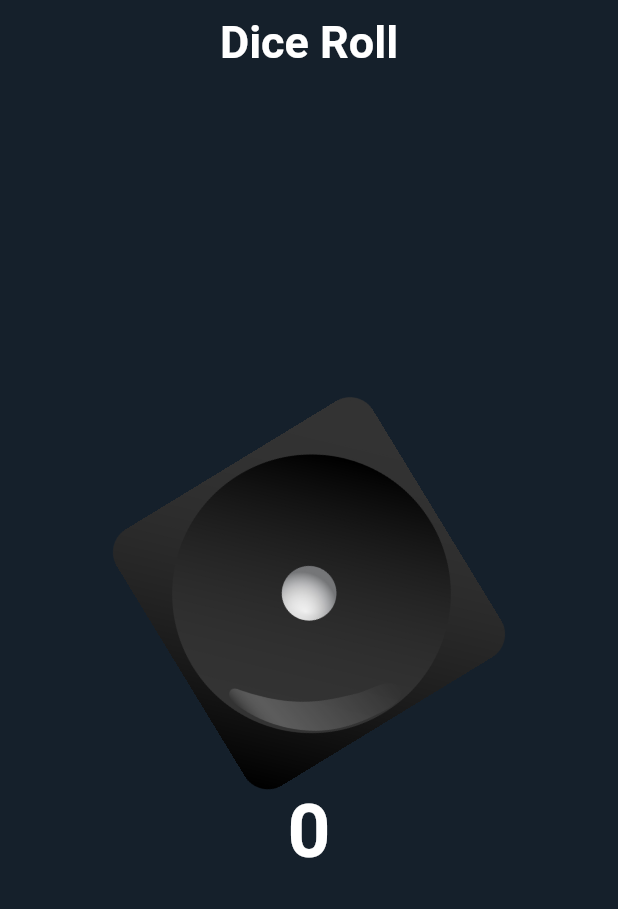
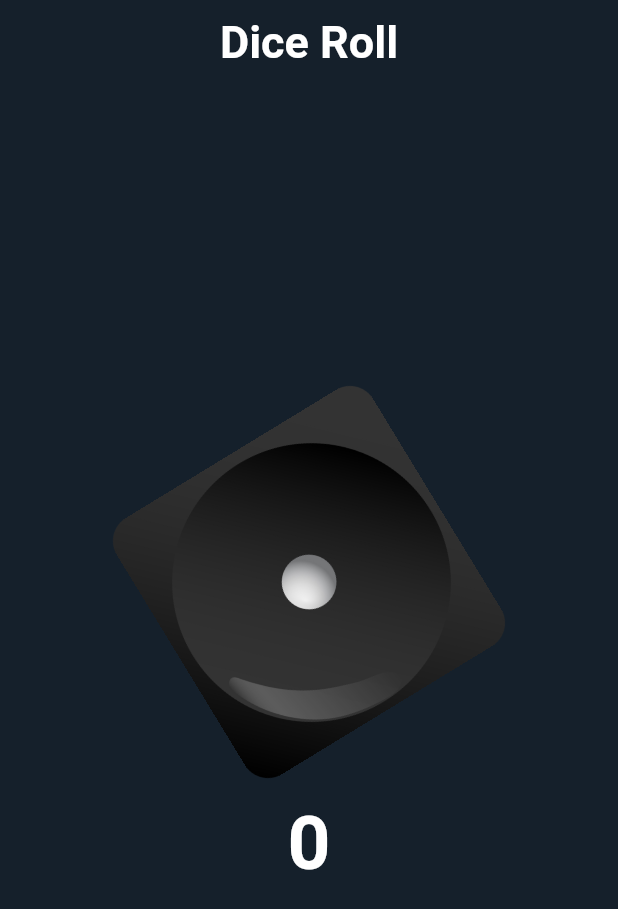
Before and after one commit to ademNr/Dice_Roll, a Flutter app: the screen it shows after launch, on a phone screen of 412 x 824 dp. Shown: the top 909 px of the screen. Run offline on Flutter 3.47's test engine with Material 2 defaults, Android fonts, the light colour scheme and no system bars; our stand-ins replace just_audio.

Commit message:
slight changes

```diff
--- a/lib/dice_page.dart
+++ b/lib/dice_page.dart
@@ -74,7 +74,7 @@ class _DiceState extends State<Dice> {
                   ),
                 ),
               ),
-              SizedBox(height: 30,),
+              SizedBox(height: 45,),
               Text("${points}", style: TextStyle(color: Colors.white,fontSize: 50, fontWeight: FontWeight.bold),)
             ],
           )
```
